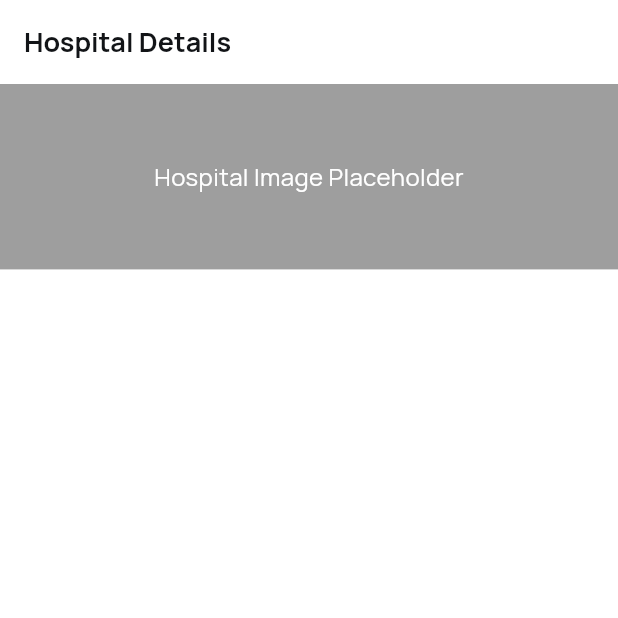
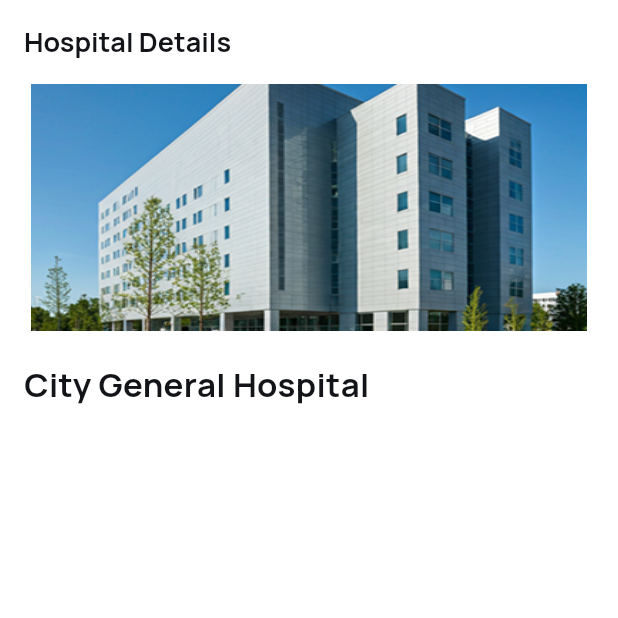
Before and after one commit to jagjeet78/getwell_final, a Flutter app: the screen it shows after launch, on a phone screen of 412 x 824 dp, the top half of it. Run offline on Flutter 3.47's test engine with Material 3 defaults, Android fonts, the phone set to English and light mode, and no system bars; our stand-ins replace flutter_dotenv, flutter_otp_text_field, flutter_secure_storage, get, google_fonts, intl_phone_number_input and 1 more; accounts and stored records are empty.

Commit message:
something is added

```diff
--- a/lib/pages/hospitaldetailspage.dart
+++ b/lib/pages/hospitaldetailspage.dart
@@ -11,6 +11,8 @@ class _HospitaldetailspageState extends State<Hospitaldetailspage> {
 
   @override
   Widget build(BuildContext context) {
+        print('Screen Height: ${Get.height}');
+    print('Screen Width: ${Get.width}');
     return SafeArea(
       child: Scaffold(
         backgroundColor: Colors.white,
@@ -28,20 +30,68 @@ class _HospitaldetailspageState extends State<Hospitaldetailspage> {
 
         ),
 
-        body:Column(
+        body:Padding(
+          padding: EdgeInsets.symmetric(horizontal:16),
+          child: Column(
               children: [
 
               Container(
-      height: Get.height*0.15,
+                height: Get.height*0.2,
                 width: double.infinity,
-      color: Colors.grey,
+                color: Colors.white,
+
                 child: Center(
-        child: Text('Hospital Image Placeholder', style: GoogleFonts.manrope(
-          fontSize: 16,
-          color: Colors.white,
-        ),),
+          child: Image.asset('assets/images/hospital.png',height: Get.height*0.20,fit: BoxFit.fill,width: Get.width*0.9,),
                 ),
               ),
+
+
+          Container(
+            height: 60,
+
+           decoration: BoxDecoration(
+
+
+
+
+
+
+           ),
+
+           child: Padding(
+             padding: EdgeInsets.only(top: 20,bottom: 12),
+             child: Row(children: [
+              Expanded(
+                child: Container(
+
+                 child:Text('City General Hospital',style: GoogleFonts.manrope(
+                  fontSize: 22,
+                  fontWeight: FontWeight.bold,
+                                 color: AppColor.primarycolor,
+                 ),) ,
+                ),
+              ),
+
+
+
+
+
+
+
+
+
+
+
+             ],),
+           ),
+          ),
+
+
+          Container()
+
+
+
+
 
 
 
@@ -51,6 +101,7 @@ class _HospitaldetailspageState extends State<Hospitaldetailspage> {
 
 
           ),
+        ),
 
 
 
```
Also changed, not shown: assets/images/hospital.png (added). Lines whose indentation alone changed are shown as unchanged.
